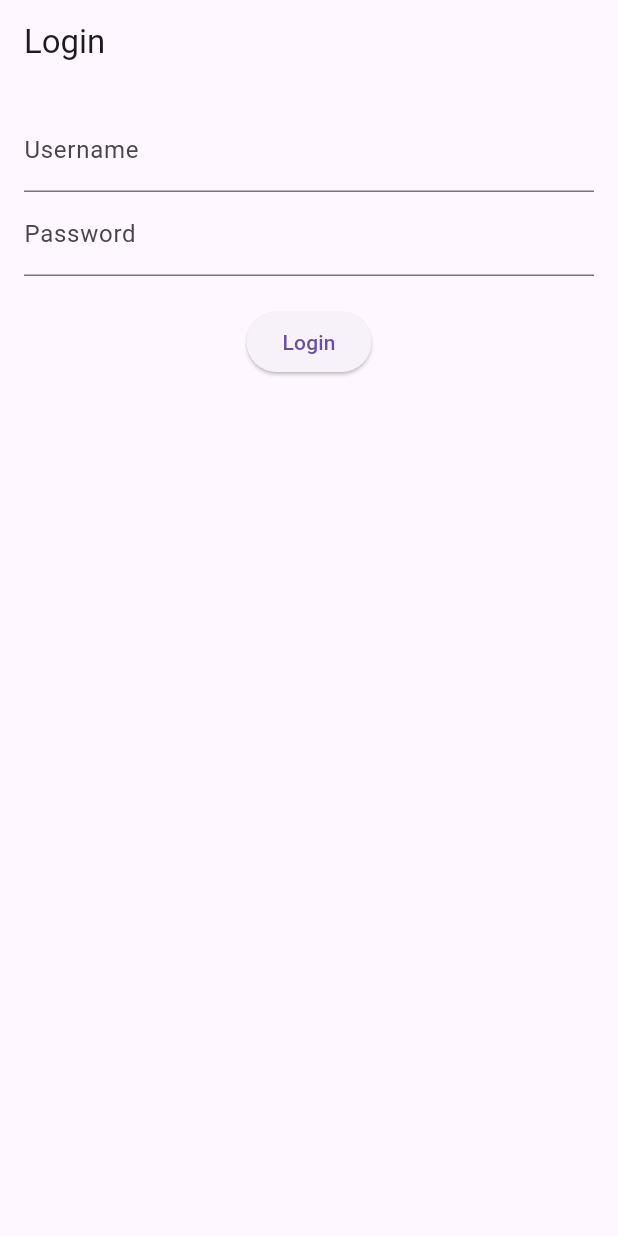
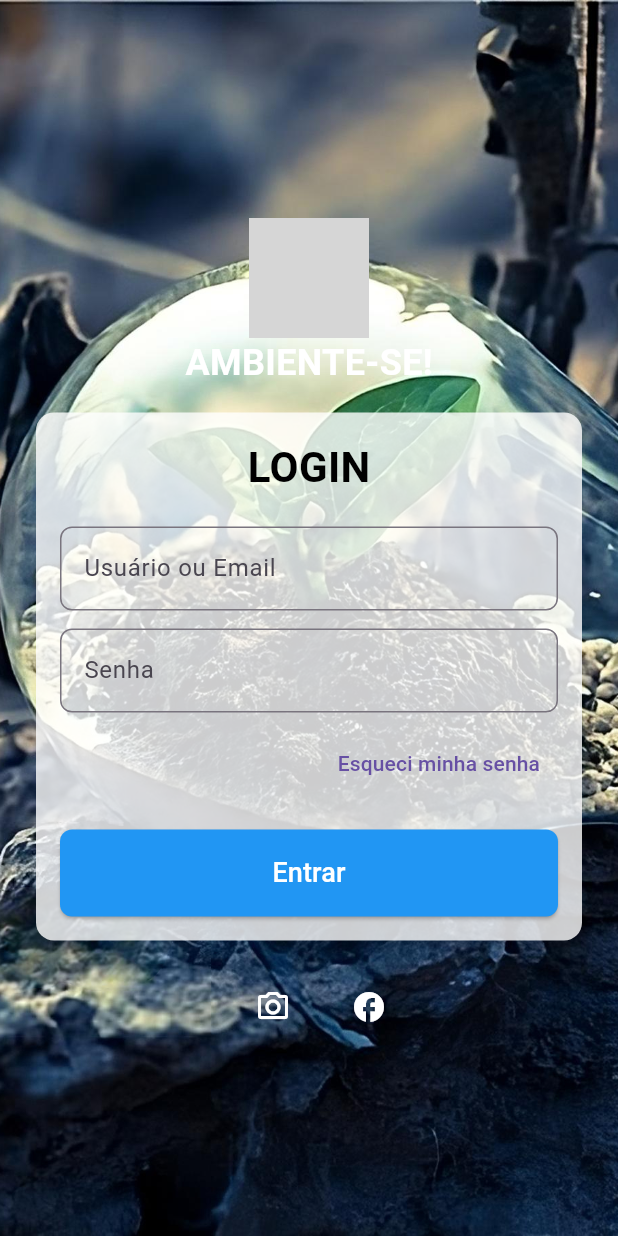
Before and after one commit to victorhnj/ambientesemobile, a Flutter app: the screen it shows after launch, on a phone screen of 412 x 824 dp. Run offline on Flutter 3.47's test engine with Material 3 defaults, Android fonts, the phone set to English and light mode, and no system bars; grey boxes are pictures that could not be loaded.

Commit message:
Tela de login 50% feita

```diff
--- a/lib/login_screen.dart
+++ b/lib/login_screen.dart
@@ -12,7 +12,6 @@ class _LoginScreenState extends State<LoginScreen> {
 
   void _login() {
     if (_formKey.currentState!.validate()) {
-      // Implement your login logic here
       print('Username: ${_usernameController.text}');
       print('Password: ${_passwordController.text}');
     }
@@ -21,45 +20,163 @@ class _LoginScreenState extends State<LoginScreen> {
   @override
   Widget build(BuildContext context) {
     return Scaffold(
-      appBar: AppBar(
-        title: Text('Login'),
+      body: Stack(
+        children: <Widget>[
+          // Background image
+          Container(
+            decoration: BoxDecoration(
+              image: DecorationImage(
+                image: AssetImage('images/background_login.jpg'),
+                fit: BoxFit.cover,
               ),
-      body: Padding(
-        padding: const EdgeInsets.all(16.0),
+            ),
+          ),
+          // Transparent white overlay for form
+          Center(
+            child: SingleChildScrollView(
+              child: Padding(
+                padding: const EdgeInsets.symmetric(horizontal: 24.0),
+                child: Column(
+                  mainAxisAlignment: MainAxisAlignment.center,
+                  children: <Widget>[
+                    // Logo and title
+                    Container(
+                      padding: const EdgeInsets.symmetric(vertical: 16),
+                      child: Column(
+                        children: [
+                          Image.asset(
+                            'assets/logo.png', // Replace with your logo path
+                            height: 80,
+                          ),
+                          Text(
+                            'AMBIENTE-SE!',
+                            style: TextStyle(
+                              fontSize: 24,
+                              fontWeight: FontWeight.bold,
+                              color: Colors.white,
+                            ),
+                          ),
+                        ],
+                      ),
+                    ),
+                    // Login Form
+                    Container(
+                      decoration: BoxDecoration(
+                        color: Colors.white.withOpacity(0.8),
+                        borderRadius: BorderRadius.circular(12),
+                      ),
+                      padding: const EdgeInsets.all(16),
                       child: Form(
                         key: _formKey,
                         child: Column(
                           children: <Widget>[
+                            Text(
+                              'LOGIN',
+                              style: TextStyle(
+                                fontSize: 28,
+                                fontWeight: FontWeight.bold,
+                                color: Colors.black,
+                              ),
+                            ),
+                            SizedBox(height: 20),
+                            // Username input
                             TextFormField(
                               controller: _usernameController,
-                decoration: InputDecoration(labelText: 'Username'),
+                              decoration: InputDecoration(
+                                labelText: 'Usuário ou Email',
+                                border: OutlineInputBorder(
+                                  borderRadius: BorderRadius.circular(8),
+                                ),
+                              ),
                               validator: (value) {
                                 if (value == null || value.isEmpty) {
-                    return 'Please enter your username';
+                                  return 'Por favor, insira seu usuário ou email';
                                 }
                                 return null;
                               },
                             ),
+                            SizedBox(height: 12),
+                            // Password input
                             TextFormField(
                               controller: _passwordController,
-                decoration: InputDecoration(labelText: 'Password'),
+                              decoration: InputDecoration(
+                                labelText: 'Senha',
+                                border: OutlineInputBorder(
+                                  borderRadius: BorderRadius.circular(8),
+                                ),
+                              ),
                               obscureText: true,
                               validator: (value) {
                                 if (value == null || value.isEmpty) {
-                    return 'Please enter your password';
+                                  return 'Por favor, insira sua senha';
                                 }
                                 return null;
                               },
                             ),
+                            SizedBox(height: 10),
+                            Align(
+                              alignment: Alignment.centerRight,
+                              child: TextButton(
+                                onPressed: () {
+                                  // Add "forgot password" logic here
+                                },
+                                child: Text('Esqueci minha senha'),
+                              ),
+                            ),
                             SizedBox(height: 20),
+                            // Login button
                             ElevatedButton(
                               onPressed: _login,
-                child: Text('Login'),
+                              style: ElevatedButton.styleFrom(
+                                padding: const EdgeInsets.symmetric(vertical: 16), backgroundColor: Colors.blue,
+                                shape: RoundedRectangleBorder(
+                                  borderRadius: BorderRadius.circular(8),
+                                ),
+                              ),
+                              child: Center(
+                                child: Text(
+                                  'Entrar',
+                                  style: TextStyle(
+                                    fontSize: 18,
+                                    color: Colors.white,
+                                  ),
+                                ),
+                              ),
                             ),
                           ],
                         ),
                       ),
                     ),
+                    SizedBox(height: 20),
+                    // Social media icons
+                    Row(
+                      mainAxisAlignment: MainAxisAlignment.center,
+                      children: <Widget>[
+                        SizedBox(width: 16),
+                        IconButton(
+                          icon: Icon(Icons.camera_alt_outlined),
+                          color: Colors.white,
+                          onPressed: () {
+                            // Add your logic here
+                          },
+                        ),
+                        SizedBox(width: 16),
+                        IconButton(
+                          icon: Icon(Icons.facebook),
+                          color: Colors.white,
+                          onPressed: () {
+                            // Add your logic here
+                          },
+                        ),
+                      ],
+                    ),
+                  ],
+                ),
+              ),
+            ),
+          ),
+        ],
+      ),
     );
   }
 }
--- a/pubspec.yaml
+++ b/pubspec.yaml
@@ -21,6 +21,8 @@ flutter:
   uses-material-design: true
 
   assets:
+
+    - images/background_login.jpg
   # To add assets to your application, add an assets section, like this:
   #   - images/a_dot_burr.jpeg
   #   - images/a_dot_ham.jpeg
```
Also changed, not shown: images/background_login.jpg (added), lib/ranking_screen.dart (added). Lines whose indentation alone changed are shown as unchanged.
